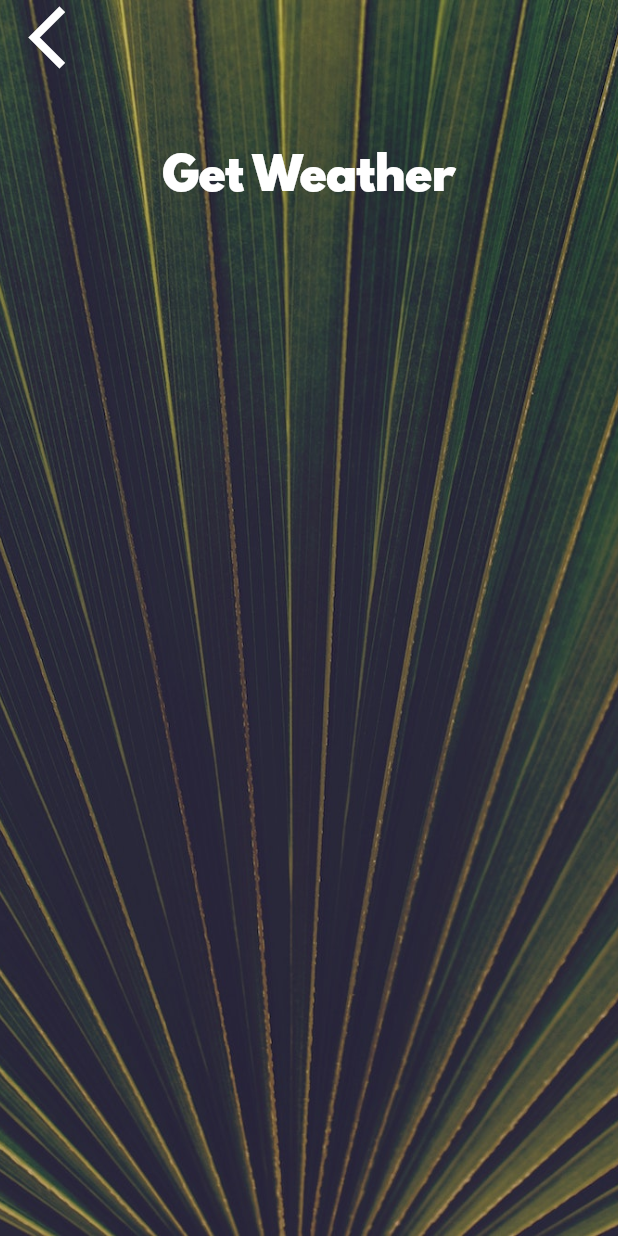
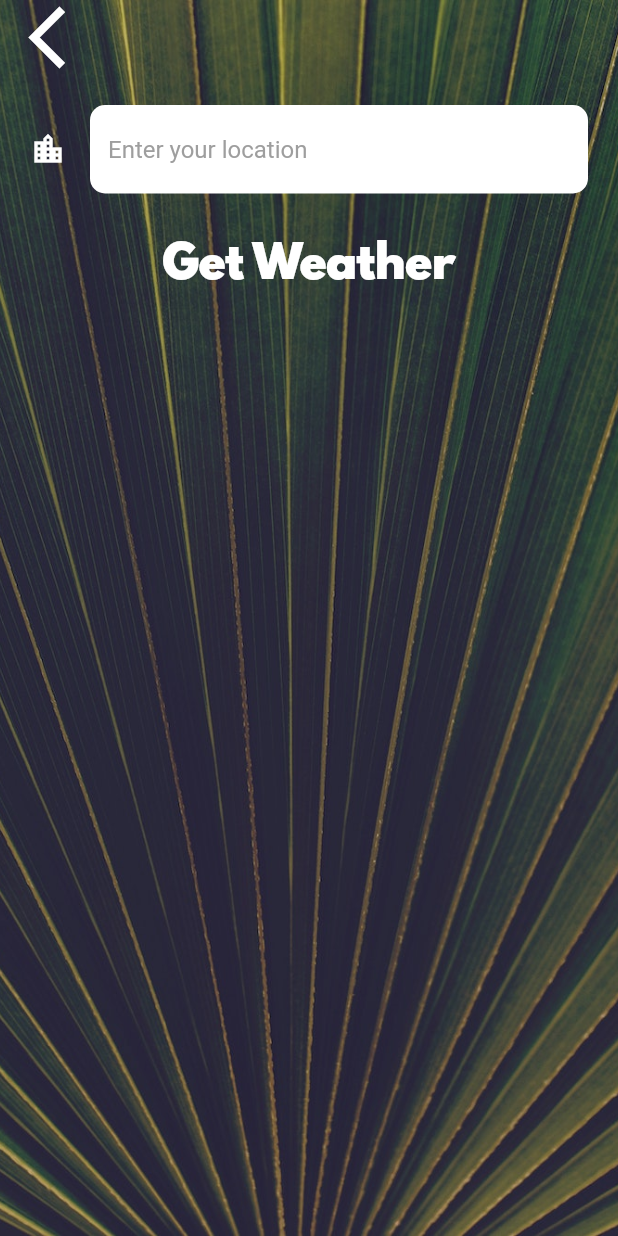
Before and after one commit to VivianObiako/clima-flutter, a Flutter app: the CityScreen screen opened directly, on a phone screen of 412 x 824 dp. Run offline on Flutter 3.47's test engine with Material 2 defaults, Android fonts, the phone set to English and light mode, and no system bars; our stand-ins replace flutter_spinkit, geolocator; network calls fail.

Commit message:
completed app

```diff
--- a/lib/main.dart
+++ b/lib/main.dart
@@ -7,6 +7,7 @@ class MyApp extends StatelessWidget {
   @override
   Widget build(BuildContext context) {
     return MaterialApp(
+      debugShowCheckedModeBanner: false,
       theme: ThemeData.dark(),
       home: LoadingScreen(),
     );
--- a/lib/screens/city_screen.dart
+++ b/lib/screens/city_screen.dart
@@ -7,6 +7,7 @@ class CityScreen extends StatefulWidget {
 }
 
 class _CityScreenState extends State<CityScreen> {
+  String cityName;
   @override
   Widget build(BuildContext context) {
     return Scaffold(
@@ -24,7 +25,9 @@ class _CityScreenState extends State<CityScreen> {
               Align(
                 alignment: Alignment.topLeft,
                 child: FlatButton(
-                  onPressed: () {},
+                  onPressed: () {
+                    Navigator.pop(context);
+                  },
                   child: Icon(
                     Icons.arrow_back_ios,
                     size: 50.0,
@@ -33,10 +36,20 @@ class _CityScreenState extends State<CityScreen> {
               ),
               Container(
                 padding: EdgeInsets.all(20.0),
-                child: null,
+                child: TextField(
+                  decoration: kTextFieldInputDecoration,
+                  style: TextStyle(
+                    color: Colors.black,
+                  ),
+                  onChanged: (value) {
+                    cityName = value;
+                  },
+                ),
               ),
               FlatButton(
-                onPressed: () {},
+                onPressed: () {
+                  Navigator.pop(context, cityName);
+                },
                 child: Text(
                   'Get Weather',
                   style: kButtonTextStyle,
--- a/lib/utilities/constants.dart
+++ b/lib/utilities/constants.dart
@@ -18,3 +18,22 @@ const kButtonTextStyle = TextStyle(
 const kConditionTextStyle = TextStyle(
   fontSize: 100.0,
 );
+
+const kTextFieldInputDecoration = InputDecoration(
+  filled: true,
+  fillColor: Colors.white,
+  icon: Icon(
+    Icons.location_city,
+    color: Colors.white,
+  ),
+  hintText: 'Enter your location',
+  hintStyle: TextStyle(
+    color: Colors.grey,
+  ),
+  border: OutlineInputBorder(
+    borderRadius: BorderRadius.all(
+      Radius.circular(10.0),
+    ),
+    borderSide: BorderSide.none,
+  ),
+);
--- a/pubspec.yaml
+++ b/pubspec.yaml
@@ -11,6 +11,9 @@ dependencies:
     sdk: flutter
 
   cupertino_icons: ^0.1.2
+  geolocator: ^6.2.1
+  http: ^0.12.2
+  flutter_spinkit: ^4.1.2+1
 
 dev_dependencies:
   flutter_test:
```
Also changed, not shown: lib/screens/loading_screen.dart (+22 -5 lines), lib/screens/location_screen.dart (+60 -5 lines), lib/services/location.dart (+18 -0 lines), lib/services/networking.dart (+19 -0 lines), lib/services/weather.dart (+24 -0 lines), pubspec.lock, 13 other files.
